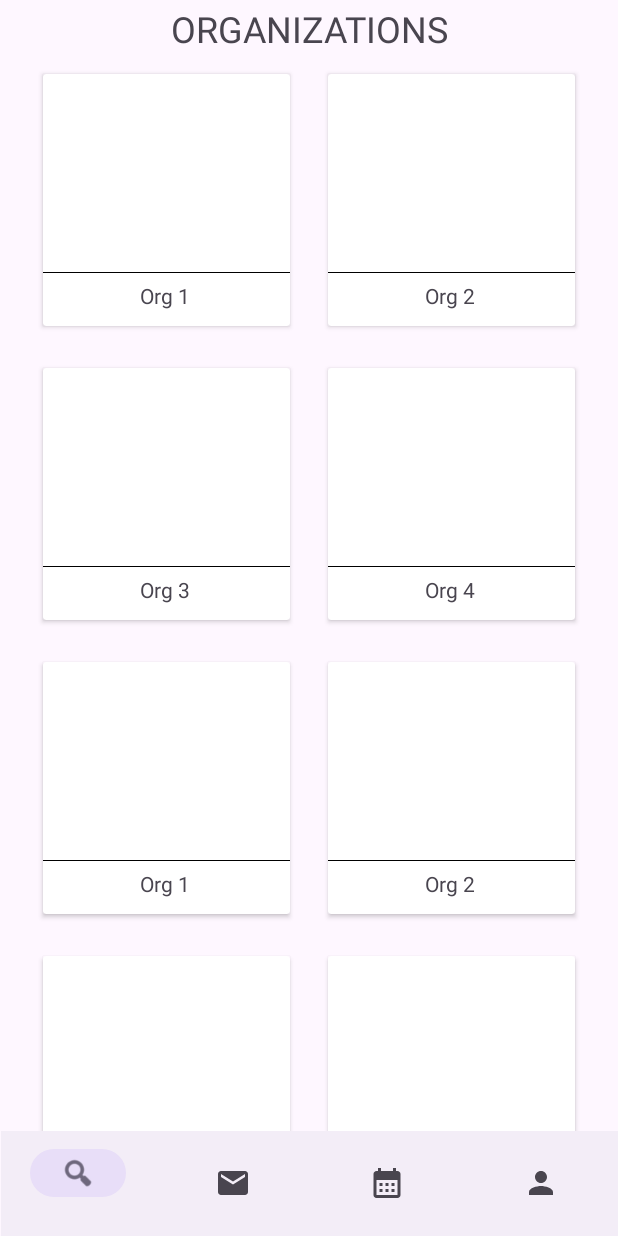
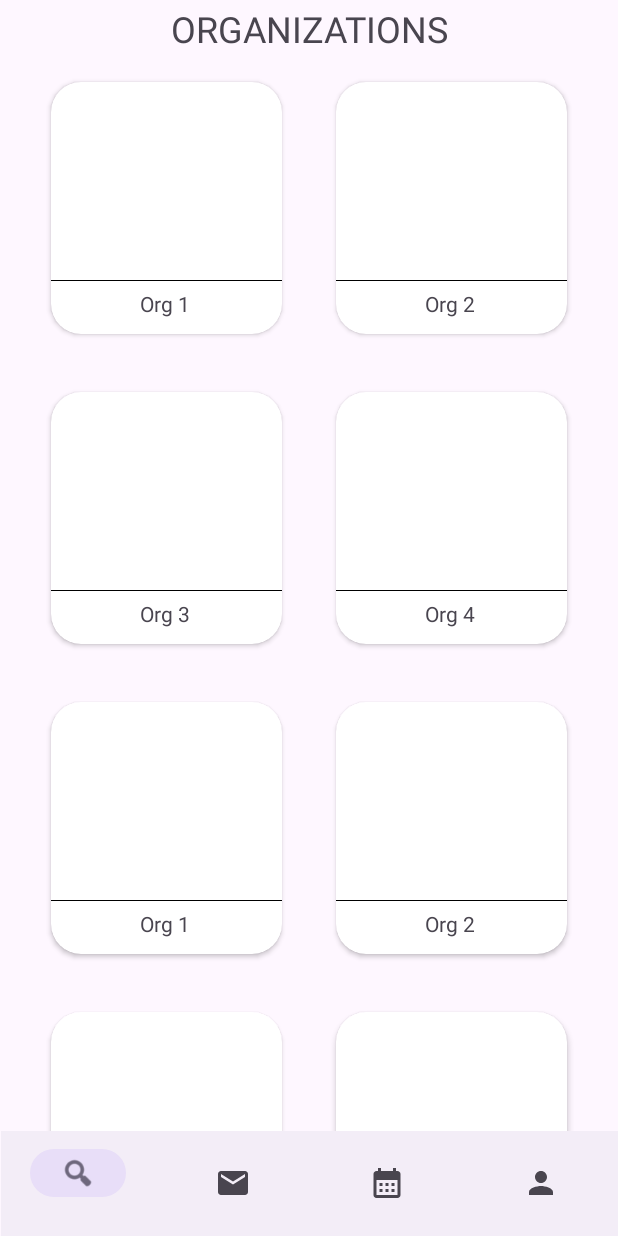
Before and after one commit to nchu05/Latte-Link, an Android app: the OrganizationsFragment screen opened directly, with no data from a screen before it, on a phone screen of 412 x 824 dp. Run offline under Robolectric (Android 15) with nearby library versions, the phone set to English and light mode, and no system bars.

```diff
--- a/app/src/main/res/layout/org_item.xml
+++ b/app/src/main/res/layout/org_item.xml
@@ -7,6 +7,7 @@
     android:elevation="10dp"
     app:cardUseCompatPadding="true"
     android:id="@+id/card"
+    app:cardCornerRadius="20sp"
     android:padding="20dp"
     android:layout_marginHorizontal="10dp"
     android:layout_marginVertical="10dp">
```
